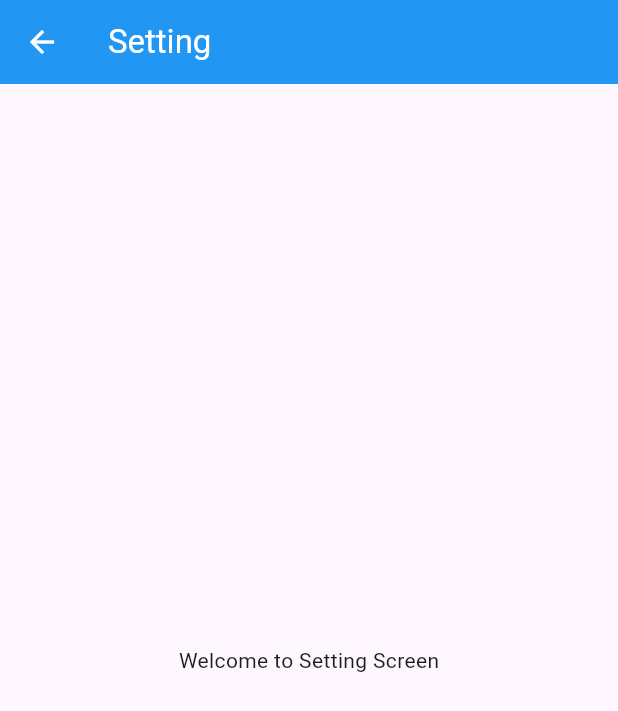
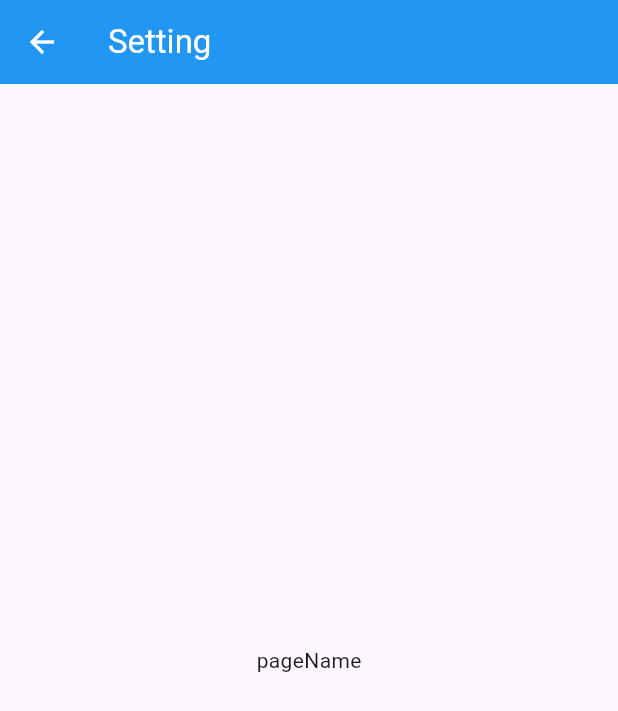
Before and after one commit to mazbaul20/Flutter-Navigation, a Flutter app: the SettingScreen screen opened directly, on a phone screen of 412 x 824 dp. Shown: the top 711 px of the screen. Run offline on Flutter 3.47's test engine with Material 3 defaults, Android fonts, the phone set to English and light mode, and no system bars.

```diff
--- a/lib/screen/setting_screen.dart
+++ b/lib/screen/setting_screen.dart
@@ -1,7 +1,7 @@
 import 'package:flutter/material.dart';
 
 class SettingScreen extends StatefulWidget {
-  final String pageName;
+  final String? pageName;
   const SettingScreen({super.key, required this.pageName});
 
   @override
@@ -18,7 +18,7 @@ class _SettingScreenState extends State<SettingScreen> {
         foregroundColor: Colors.white,
       ),
       body: Center(
-        child: Text(widget.pageName),
+        child: Text(widget.pageName??"pageName"),
       ),
     );
   }
```
Also changed, not shown: lib/app.dart (+9 -1 lines).
